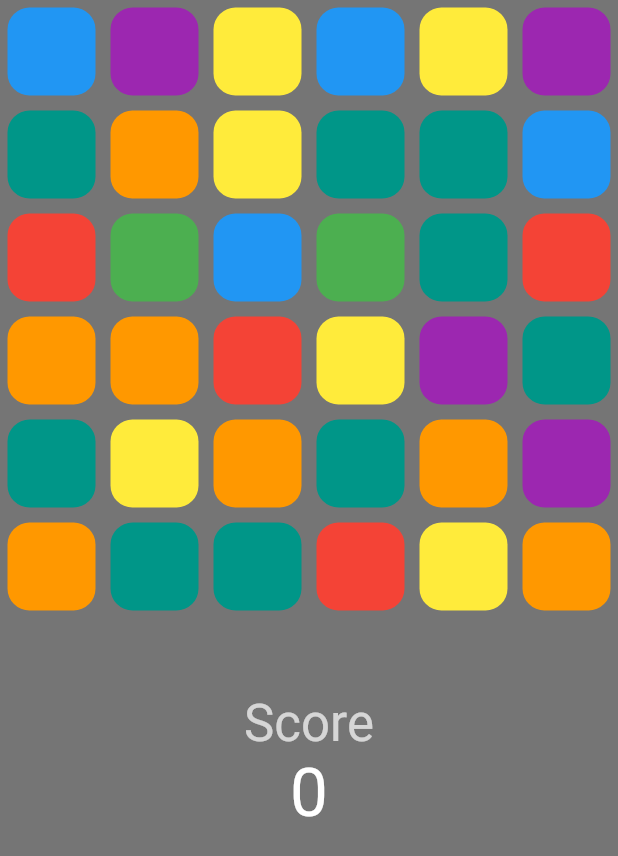
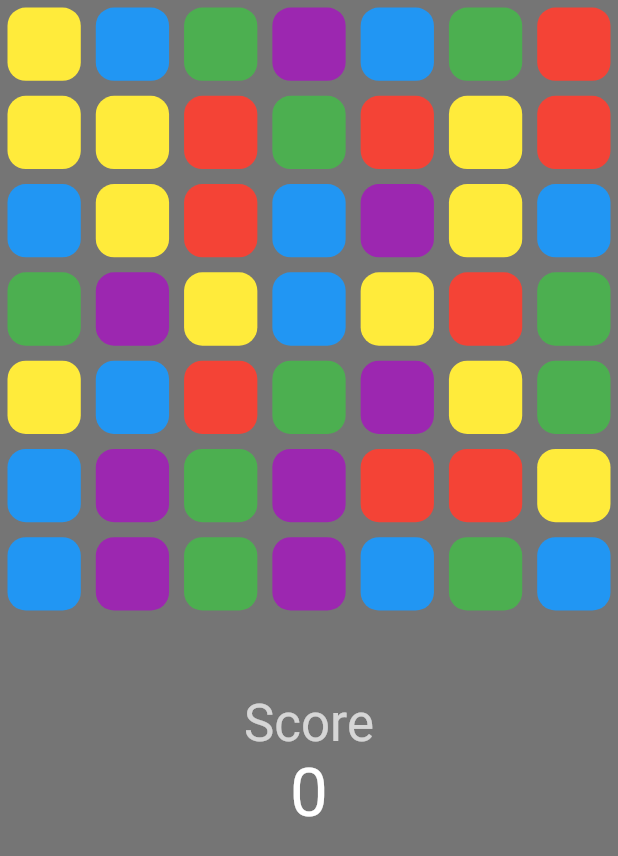
Before and after one commit to blazer82/match-three, a Flutter app: the screen it shows after launch, on a phone screen of 412 x 824 dp. Shown: the top 856 px of the screen. Run offline on Flutter 3.47's test engine with Material 2 defaults, Android fonts, the light colour scheme and no system bars; our stand-ins replace flutter_bloc, freezed_annotation.

Commit message:
Remove colors and increase board size

```diff
--- a/lib/bloc/board_bloc.dart
+++ b/lib/bloc/board_bloc.dart
@@ -186,7 +186,7 @@ class BoardBloc extends Bloc<BoardEvent, BoardState> {
       (index + cols) < (board ?? state.board).length ? index + cols : null;
 
   List<int> _newBoard() =>
-      state.board.map((_) => randGen.nextInt(7) + 1).toList(growable: false);
+      state.board.map((_) => randGen.nextInt(5) + 1).toList(growable: false);
 
   List<int> _returnMatches(List<int> board) => board
       .mapIndexed((index, element) {
--- a/lib/ui/game_board.dart
+++ b/lib/ui/game_board.dart
@@ -32,10 +32,6 @@ class GameBoardState extends State<GameBoard> {
           return Colors.yellow;
         case 5:
           return Colors.purple;
-        case 6:
-          return Colors.orange;
-        case 7:
-          return Colors.teal;
         default:
           return Colors.transparent;
       }
--- a/lib/ui/home_page.dart
+++ b/lib/ui/home_page.dart
@@ -10,7 +10,7 @@ class HomePage extends StatelessWidget {
   @override
   Widget build(BuildContext context) {
     return BlocProvider<BoardBloc>(
-      create: (_) => BoardBloc(cols: 6, rows: 6),
+      create: (_) => BoardBloc(cols: 7, rows: 7),
       child: SafeArea(
         child: Column(
           children: [
```
